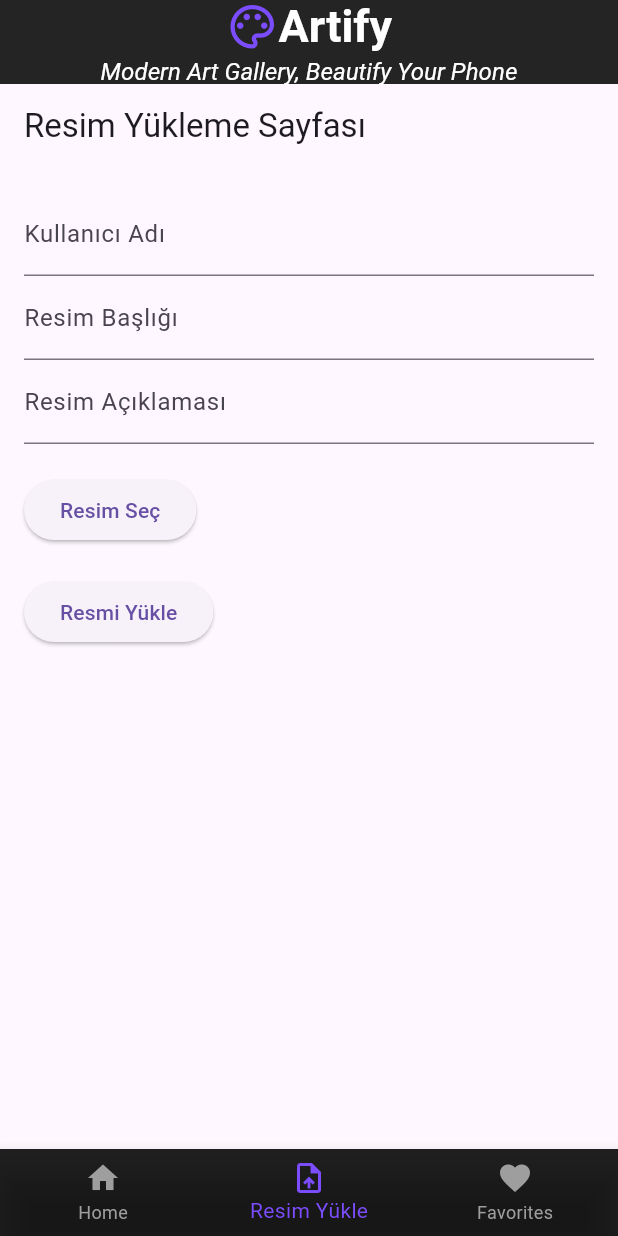
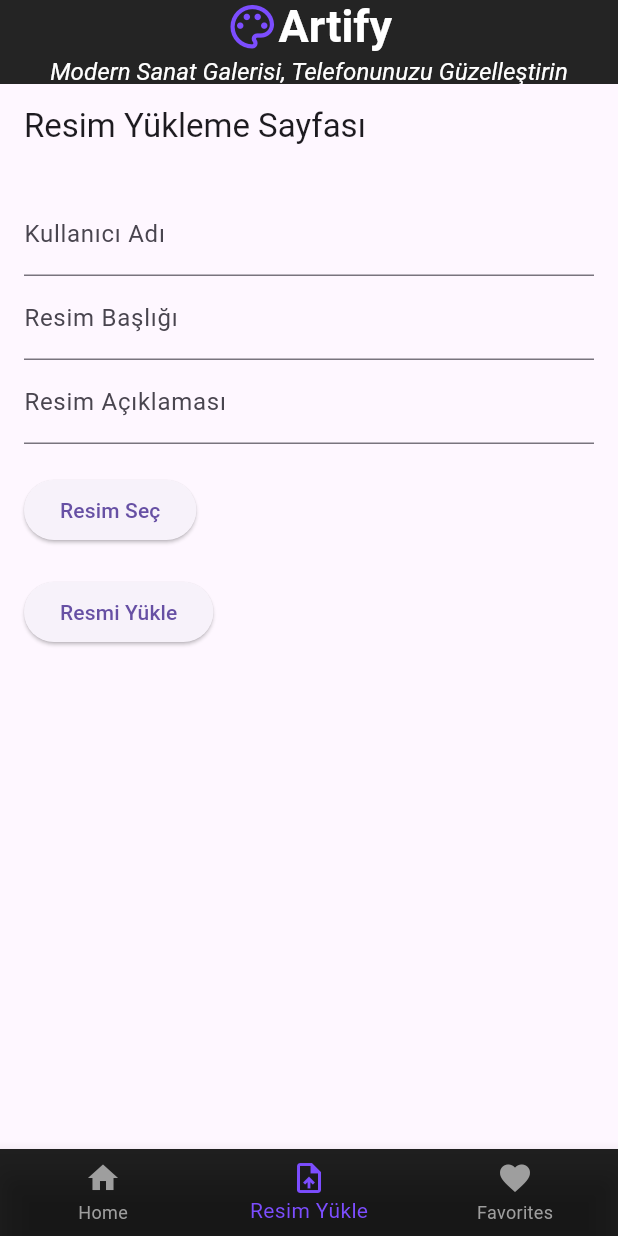
Before and after one commit to AksitArda/Artify, a Flutter app: the Main screen opened directly, swiped to page 2, on a phone screen of 412 x 824 dp. Run offline on Flutter 3.47's test engine with Material 3 defaults, Android fonts, the light colour scheme and no system bars; our stand-ins replace animate_do, image_picker; network calls fail.

Commit message:
Update main.dart

```diff
--- a/app/lib/main.dart
+++ b/app/lib/main.dart
@@ -73,7 +73,7 @@ class _MainState extends State<Main> {
                     size: 20, // Belki Kullanırız.
                   ),*/
                   Text(
-                    'Modern Art Gallery, Beautify Your Phone',
+                    'Modern Sanat Galerisi, Telefonunuzu Güzelleştirin',
                     style: TextStyle(
                         color: Colors.white,
                         fontStyle: FontStyle.italic,
```
